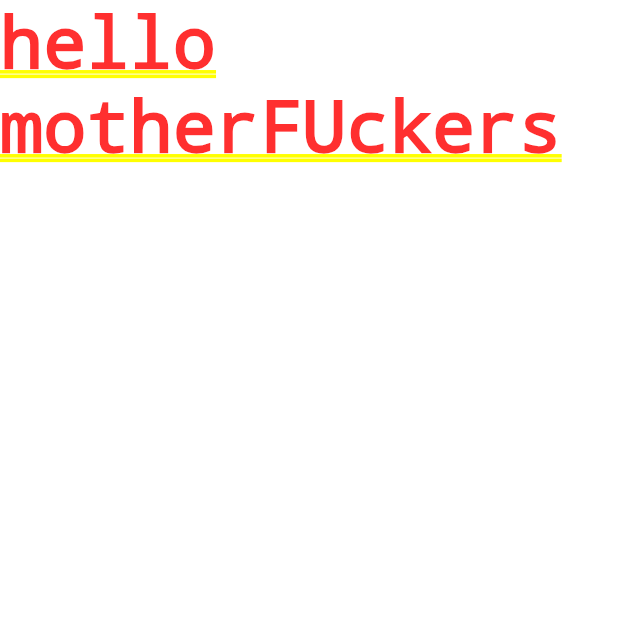
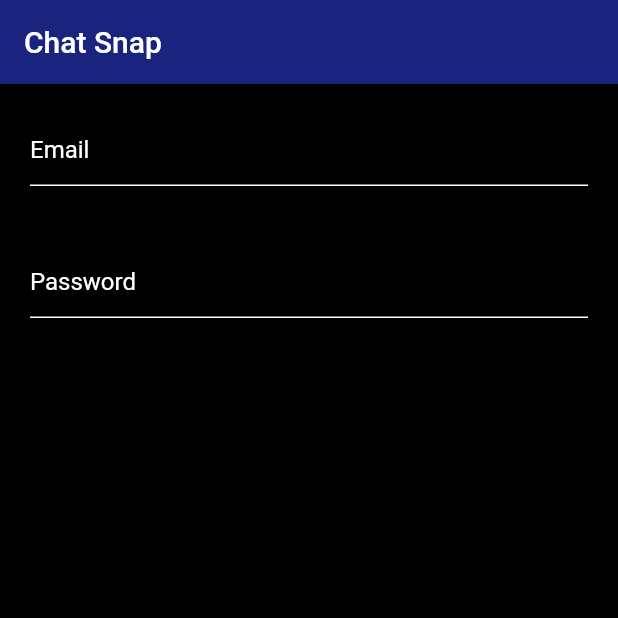
Before and after one commit to Shehan82/Chat-Snap, a Flutter app: the screen it shows after launch, on a phone screen of 412 x 824 dp, the top half of it. Run offline on Flutter 3.47's test engine with Material 2 defaults, Android fonts, the phone set to English and light mode, and no system bars.

Commit message:
added two input fields and decorate it

```diff
--- a/lib/main.dart
+++ b/lib/main.dart
@@ -12,7 +12,38 @@ class MyApp extends StatelessWidget {
       theme: ThemeData(
         primarySwatch: Colors.blue,
       ),
-      home: Text("hello motherFUckers"),
+      home: Scaffold(
+        backgroundColor: Colors.black,
+        appBar: AppBar(
+          backgroundColor: Colors.indigo[900],
+          // title: Image.asset('assets/icon.png'),
+          title: Text("Chat Snap"),
+        ),
+        body: Column(
+          children: [
+            Container(
+              padding: EdgeInsets.all(20),
+              child: TextField(
+                decoration: InputDecoration(
+                    hintText: 'Email',
+                    hintStyle: TextStyle(color: Colors.white),
+                    enabledBorder: UnderlineInputBorder(
+                        borderSide: BorderSide(color: Colors.white))),
+              ),
+            ),
+            Container(
+              padding: EdgeInsets.all(20),
+              child: TextField(
+                decoration: InputDecoration(
+                    hintText: 'Password',
+                    hintStyle: TextStyle(color: Colors.white),
+                    enabledBorder: UnderlineInputBorder(
+                        borderSide: BorderSide(color: Colors.white))),
+              ),
+            )
+          ],
+        ),
+      ),
     );
   }
 }
```
Also changed, not shown: pubspec.yaml (+3 -5 lines), assets/icon.png (added).
